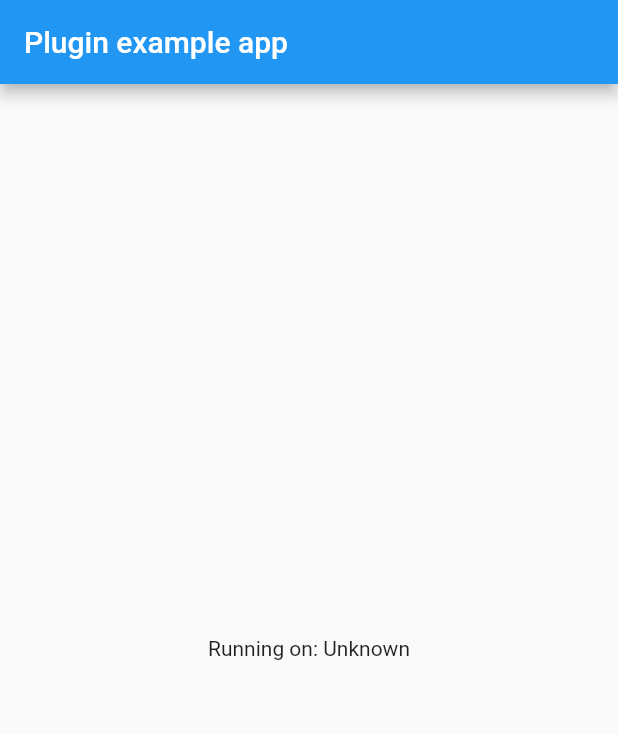
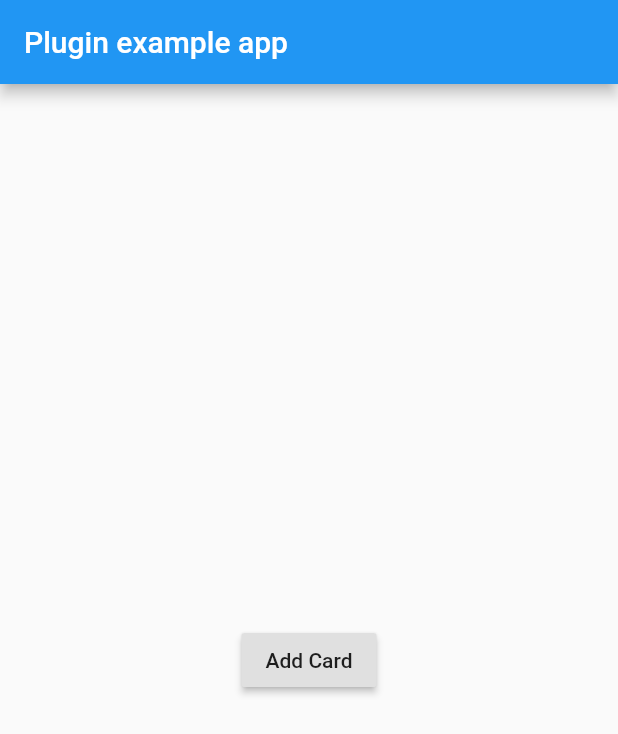
Before and after one commit to jonasbark/flutter_stripe_payment, a Flutter app: the screen it shows after launch, on a phone screen of 412 x 824 dp. Shown: the top 734 px of the screen. Run offline on Flutter 3.47's test engine with Material 2 defaults, Android fonts, the phone set to English and light mode, and no system bars.

Commit message:
Updating to 0.0.9 (#15)
* Updating to 0.0.9

* Update main.dart

* Adding Date

```diff
--- a/example/lib/main.dart
+++ b/example/lib/main.dart
@@ -12,15 +12,11 @@ class MyApp extends StatefulWidget {
 }
 
 class _MyAppState extends State<MyApp> {
-  String _platformVersion = 'Unknown';
-
   @override
   initState() {
     super.initState();
+
     StripeSource.setPublishableKey("pk_test");
-    StripeSource.addSource().then((String token) {
-      _addSource(token);
-    });
   }
 
   @override
@@ -31,13 +27,21 @@ class _MyAppState extends State<MyApp> {
           title: new Text('Plugin example app'),
         ),
         body: new Center(
-          child: new Text('Running on: $_platformVersion\n'),
+          child: RaisedButton(
+            child: Text("Add Card"),
+            onPressed: () {
+              print("Ready: ${StripeSource.ready}");
+              StripeSource.addSource().then((String token) {
+                _addSource(token);
+              });
+            },
+          ),
         ),
       ),
     );
   }
 
   void _addSource(String token) {
-
+    print("Token => $token");
   }
 }
--- a/lib/stripe_payment.dart
+++ b/lib/stripe_payment.dart
@@ -3,7 +3,6 @@ import 'dart:async';
 import 'package:flutter/services.dart';
 
 class StripeSource {
-
   static const MethodChannel _channel = const MethodChannel('stripe_payment');
 
   /// opens the stripe dialog to add a new card
@@ -15,6 +14,8 @@ class StripeSource {
 
   static bool _publishableKeySet = false;
 
+  static bool get ready => _publishableKeySet;
+
   /// set the publishable key that stripe should use
   /// call this once and before you use [addSource]
   static void setPublishableKey(String apiKey) {
--- a/pubspec.yaml
+++ b/pubspec.yaml
@@ -1,12 +1,11 @@
 name: stripe_payment
 description: A flutter plugin to integrate the stripe plugin for iOS and Android. Currently only adding a credit card as source is implemented.
-version: 0.0.8
+version: 0.0.9
 author: Jonas Bark <jonas.bark@gmx.de>
 homepage: https://github.com/jonasbark/flutter_stripe_payment
 
 environment:
-  sdk: ">=2.0.0-dev.28.0 <3.0.0"
-  flutter: ">=0.1.4 <2.0.0"
+  sdk: ">=2.1.0 <3.0.0"
 
 dependencies:
   flutter:
```
Also changed, not shown: 12 other files.
